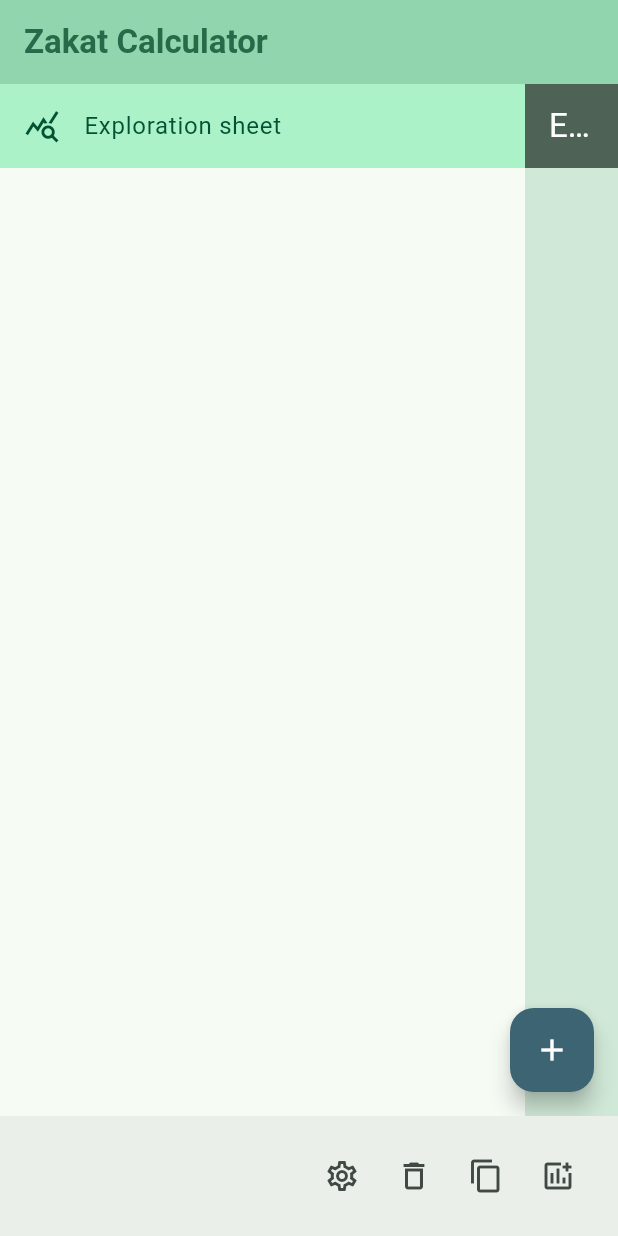
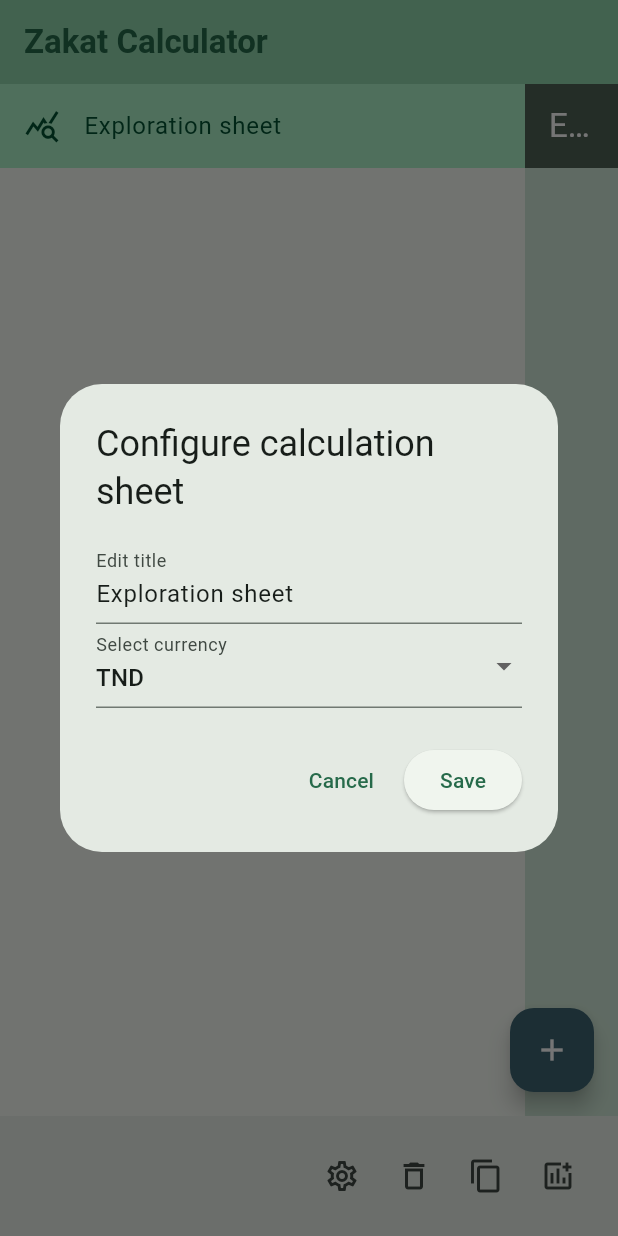
Before and after one commit to Dev-Now/zakaty, a Flutter app: the screen it shows after launch, after a tap on the "settings" icon, on a phone screen of 412 x 824 dp. Run offline on Flutter 3.47's test engine with Material 3 defaults, Android fonts, the phone set to English and light mode, and no system bars.

Commit message:
completed all edit dialogs + fixed minor issues + improvements

```diff
--- a/lib/models/amount.dart
+++ b/lib/models/amount.dart
@@ -15,10 +15,14 @@ class Amount {
     this.currency = 'TND',
   });
 
-  String getFullTypeName() {
+  static String fullTypeName(AmountType type) {
     return type == AmountType.saving
       ? "Savings"
       : "Advanced Zakat";
+  }
+
+  String getFullTypeName() {
+    return fullTypeName(type);
   }
 
   bool isSaving() {
--- /dev/null
+++ b/lib/models/app_config.dart
@@ -0,0 +1,3 @@
+class AppConfig {
+  static const List<String> currencyOptions = ["TND", "USD", "EUR", "CAD", "SAR"];
+}
--- a/lib/models/zakat_calculation.dart
+++ b/lib/models/zakat_calculation.dart
@@ -7,6 +7,7 @@ class ZakatCalculation {
 
   double _totalSavings = 0.0;
   double _zakat = 0.0;
+  double _zakatToDo = 0.0;
 
   ZakatCalculation({
     required this.title,
@@ -16,6 +17,13 @@ class ZakatCalculation {
   void _computeZakat() {
     _refreshTotalSavings();
     _zakat = _totalSavings / 40;
+
+    double allAdvanced = 0.0;
+    for (var adv in amounts.where((amount) => amount.type == AmountType.advancedZakatPortion)) {
+      allAdvanced += adv.value;
+    }
+
+    _zakatToDo = _zakat - allAdvanced;
   }
 
   void _refreshTotalSavings() {
@@ -44,7 +52,7 @@ class ZakatCalculation {
 
   String getCalculationSummary() {
     _computeZakat();
-    return '$title : Savings = $_totalSavings $currency, Zakat = $_zakat $currency';
+    return '$title : Savings = $_totalSavings $currency, Zakat = $_zakat $currency, ToDo = $_zakatToDo $currency';
   }
 
   void setIncludeAmountInSavings(int index, bool isIncluded) {
--- a/lib/presentation/screens/home_page.dart
+++ b/lib/presentation/screens/home_page.dart
@@ -1,4 +1,5 @@
 import 'package:flutter/material.dart';
+import 'package:zakaty/models/app_config.dart';
 import 'package:zakaty/models/zakat_calculation.dart';
 import 'package:zakaty/presentation/widgets/calculation_sheet.dart';
 
@@ -13,7 +14,78 @@ class _HomePageState extends State<HomePage> {
   final List<ZakatCalculation> _calculationInstances = [];
   int _selectedCalculationInstance = 0;
   late CalculationSheet _selectedCalculationSheet;
-  final ZakatCalculation _exploreCalculationInstance = ZakatCalculation(title: 'Exploration sheet');
+  ZakatCalculation _exploreCalculationInstance = ZakatCalculation(title: 'Exploration sheet');
+
+  void _showEditDialog() {
+    final selectedCalculationInstance = _selectedCalculationSheet.calculationInstance;
+    final TextEditingController controller = TextEditingController(text: selectedCalculationInstance.title);
+    String selectedCurrency = selectedCalculationInstance.currency;
+
+    showDialog(
+      context: context,
+      builder: (context) {
+        return AlertDialog(
+          title: Text("Configure calculation sheet"),
+          content: Column(
+            mainAxisSize: MainAxisSize.min,
+            children: [
+              TextField(
+                controller: controller,
+                decoration: InputDecoration(labelText: "Edit title"),
+              ),
+              DropdownButtonFormField(
+                value: selectedCurrency,
+                onChanged: (newValue) {
+                  selectedCurrency = newValue!;
+                },
+                items: AppConfig.currencyOptions.map((option) {
+                  return DropdownMenuItem(
+                    value: option,
+                    child: Text(option),
+                  );
+                }).toList(),
+                decoration: InputDecoration(labelText: "Select currency"),
+              ),
+            ],
+          ),
+          actions: [
+            TextButton(
+              onPressed: () => Navigator.pop(context),
+              child: Text("Cancel"),
+            ),
+            ElevatedButton(
+              onPressed: () {
+                _updateSelectedCalculation(controller.text, selectedCurrency);
+                Navigator.pop(context);
+              },
+              child: Text("Save"),
+            ),
+          ],
+        );
+      },
+    );
+  }
+
+  void _updateSelectedCalculation(String newTitle, String newCurrency) {
+    setState(() {
+      if (_selectedCalculationInstance == 0) {
+        final amountsCopy = _exploreCalculationInstance.copyAmounts();
+        _exploreCalculationInstance = ZakatCalculation(
+          title: "Exploration sheet - $newTitle",
+          currency: newCurrency,
+        );
+        _exploreCalculationInstance.addAmounts(amountsCopy);
+      } else {
+        final amountsCopy = _calculationInstances[_selectedCalculationInstance - 1].copyAmounts();
+        _calculationInstances[_selectedCalculationInstance - 1] = ZakatCalculation(
+          title: newTitle,
+          currency: newCurrency,
+        );
+        _calculationInstances[_selectedCalculationInstance - 1].addAmounts(amountsCopy);
+      }
+      _setSelectedCalculationSheet(_selectedCalculationInstance);
+    });
+  }
 
   void _setSelectedCalculationSheet(int selected) {
     setState(() {
@@ -134,7 +206,7 @@ class _HomePageState extends State<HomePage> {
           mainAxisAlignment: MainAxisAlignment.end,
           children: [
             IconButton(
-              onPressed: () {}, // !!!TODO...
+              onPressed: _showEditDialog,
               tooltip: 'Configure current calculation sheet',
               icon: const Icon(Icons.settings_outlined),
             ),
```
Also changed, not shown: lib/presentation/widgets/amount_widget.dart (+84 -10 lines), lib/presentation/widgets/calculation_sheet.dart (+18 -3 lines).
